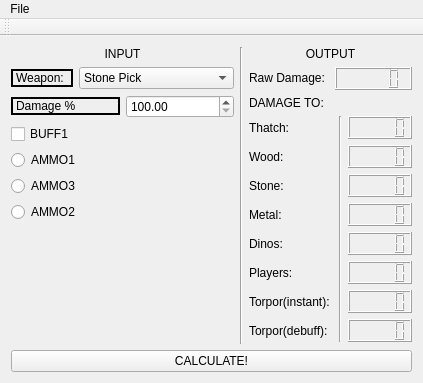
The window that mainwindow.ui (mattearly/ARK-Survial-Evolved-damage-calculator) describes before a commit, drawn with Qt 5.
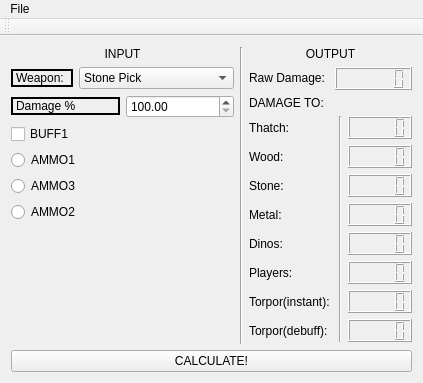
The same window after the commit.

What changed in the file:
```diff
--- a/mainwindow.ui
+++ b/mainwindow.ui
@@ -286,7 +286,11 @@
            </widget>
           </item>
           <item>
-           <widget class="QLCDNumber" name="lcdNumber"/>
+           <widget class="QLCDNumber" name="lcdNumber_rawdamage">
+            <property name="digitCount">
+             <number>6</number>
+            </property>
+           </widget>
           </item>
          </layout>
         </item>
```
